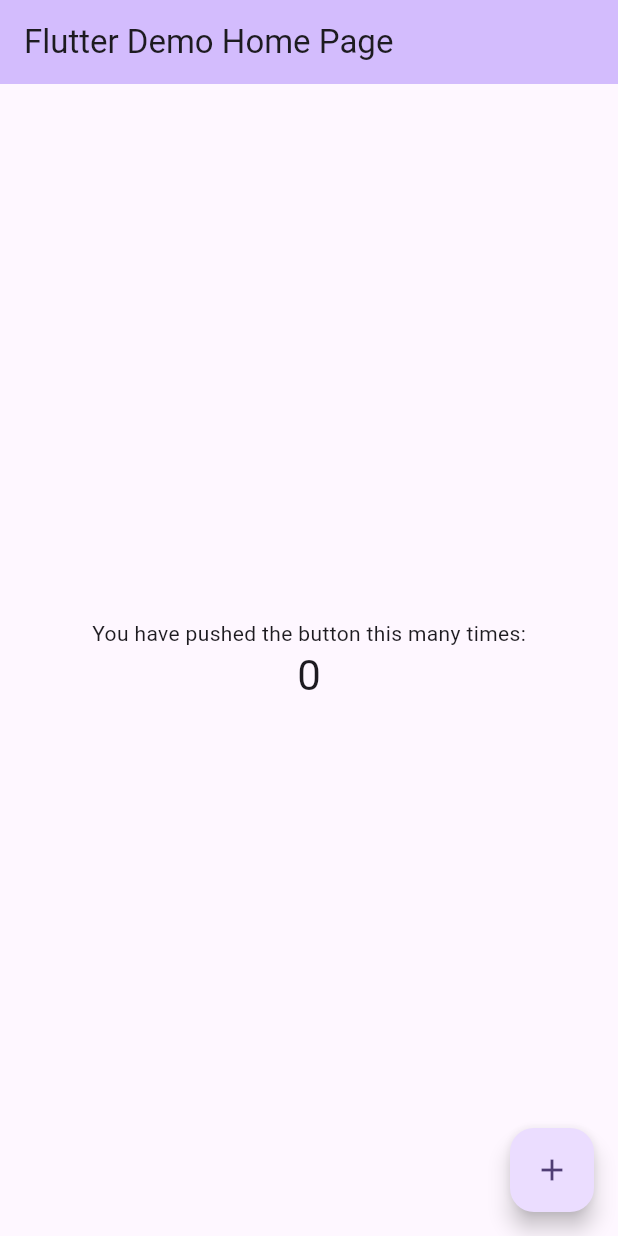
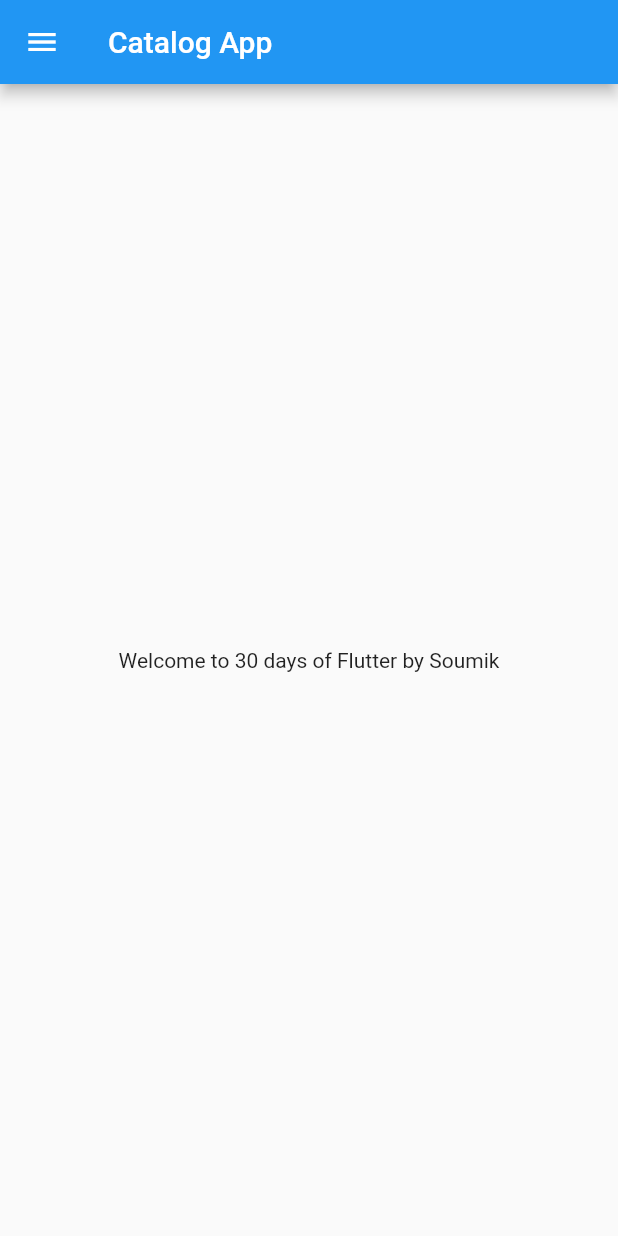
Before and after one commit to Soumik-0406/Flutter_Project1, a Flutter app: the screen it shows after launch, on a phone screen of 412 x 824 dp. Run offline on Flutter 3.47's test engine with Material 2 defaults, Android fonts, the phone set to English and light mode, and no system bars.

Commit message:
Day 2 completed

```diff
--- /dev/null
+++ b/lib/home_page.dart
@@ -0,0 +1,21 @@
+import 'package:flutter/material.dart';
+
+class HomePage extends StatelessWidget {
+  final int days = 30;
+  final String name = "Soumik";
+
+  @override
+  Widget build(BuildContext context) {
+    return Scaffold(
+      appBar: AppBar(
+        title: Text("Catalog App"),
+      ),
+        body: Center(
+          child: Container(
+            child: Text("Welcome to $days days of Flutter by $name"),
+          ),
+        ),
+        drawer: Drawer(),
+      );
+  }
+}
--- a/lib/main.dart
+++ b/lib/main.dart
@@ -1,125 +1,24 @@
 import 'package:flutter/material.dart';
 
+import 'home_page.dart';
+
 void main() {
-  runApp(const MyApp());
+  runApp(MyApp());
 }
 
 class MyApp extends StatelessWidget {
-  const MyApp({super.key});
-
-  // This widget is the root of your application.
   @override
   Widget build(BuildContext context) {
+
+
+    // double pi = 3.14;
+    // bool isMail = true;
+    // num temp = 30.5;
+    // var day = "Tuesday";
+    // const pi = 3.14;
+
     return MaterialApp(
-      title: 'Flutter Demo',
-      theme: ThemeData(
-        // This is the theme of your application.
-        //
-        // TRY THIS: Try running your application with "flutter run". You'll see
-        // the application has a blue toolbar. Then, without quitting the app,
-        // try changing the seedColor in the colorScheme below to Colors.green
-        // and then invoke "hot reload" (save your changes or press the "hot
-        // reload" button in a Flutter-supported IDE, or press "r" if you used
-        // the command line to start the app).
-        //
-        // Notice that the counter didn't reset back to zero; the application
-        // state is not lost during the reload. To reset the state, use hot
-        // restart instead.
-        //
-        // This works for code too, not just values: Most code changes can be
-        // tested with just a hot reload.
-        colorScheme: ColorScheme.fromSeed(seedColor: Colors.deepPurple),
-        useMaterial3: true,
-      ),
-      home: const MyHomePage(title: 'Flutter Demo Home Page'),
+      home: HomePage()
     );
   }
 }
-
-class MyHomePage extends StatefulWidget {
-  const MyHomePage({super.key, required this.title});
-
-  // This widget is the home page of your application. It is stateful, meaning
-  // that it has a State object (defined below) that contains fields that affect
-  // how it looks.
-
-  // This class is the configuration for the state. It holds the values (in this
-  // case the title) provided by the parent (in this case the App widget) and
-  // used by the build method of the State. Fields in a Widget subclass are
-  // always marked "final".
-
-  final String title;
-
-  @override
-  State<MyHomePage> createState() => _MyHomePageState();
-}
-
-class _MyHomePageState extends State<MyHomePage> {
-  int _counter = 0;
-
-  void _incrementCounter() {
-    setState(() {
-      // This call to setState tells the Flutter framework that something has
-      // changed in this State, which causes it to rerun the build method below
-      // so that the display can reflect the updated values. If we changed
-      // _counter without calling setState(), then the build method would not be
-      // called again, and so nothing would appear to happen.
-      _counter++;
-    });
-  }
-
-  @override
-  Widget build(BuildContext context) {
-    // This method is rerun every time setState is called, for instance as done
-    // by the _incrementCounter method above.
-    //
-    // The Flutter framework has been optimized to make rerunning build methods
-    // fast, so that you can just rebuild anything that needs updating rather
-    // than having to individually change instances of widgets.
-    return Scaffold(
-      appBar: AppBar(
-        // TRY THIS: Try changing the color here to a specific color (to
-        // Colors.amber, perhaps?) and trigger a hot reload to see the AppBar
-        // change color while the other colors stay the same.
-        backgroundColor: Theme.of(context).colorScheme.inversePrimary,
-        // Here we take the value from the MyHomePage object that was created by
-        // the App.build method, and use it to set our appbar title.
-        title: Text(widget.title),
-      ),
-      body: Center(
-        // Center is a layout widget. It takes a single child and positions it
-        // in the middle of the parent.
-        child: Column(
-          // Column is also a layout widget. It takes a list of children and
-          // arranges them vertically. By default, it sizes itself to fit its
-          // children horizontally, and tries to be as tall as its parent.
-          //
-          // Column has various properties to control how it sizes itself and
-          // how it positions its children. Here we use mainAxisAlignment to
-          // center the children vertically; the main axis here is the vertical
-          // axis because Columns are vertical (the cross axis would be
-          // horizontal).
-          //
-          // TRY THIS: Invoke "debug painting" (choose the "Toggle Debug Paint"
-          // action in the IDE, or press "p" in the console), to see the
-          // wireframe for each widget.
-          mainAxisAlignment: MainAxisAlignment.center,
-          children: <Widget>[
-            const Text(
-              'You have pushed the button this many times:',
-            ),
-            Text(
-              '$_counter',
-              style: Theme.of(context).textTheme.headlineMedium,
-            ),
-          ],
-        ),
-      ),
-      floatingActionButton: FloatingActionButton(
-        onPressed: _incrementCounter,
-        tooltip: 'Increment',
-        child: const Icon(Icons.add),
-      ), // This trailing comma makes auto-formatting nicer for build methods.
-    );
-  }
-}
```
